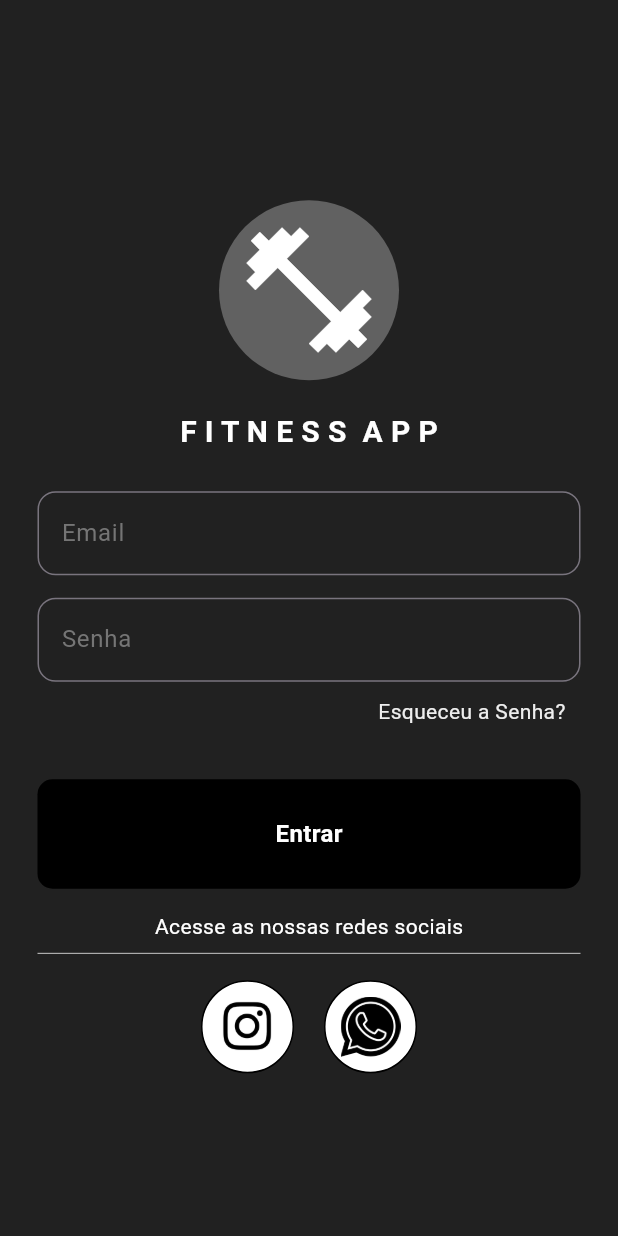
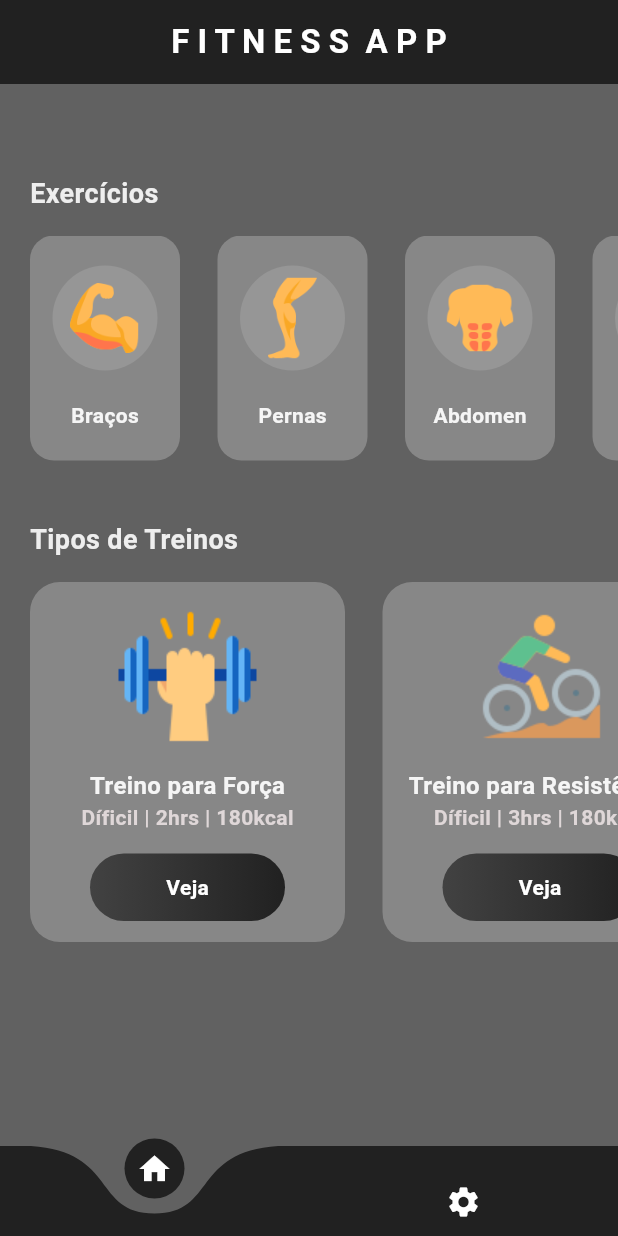
Before and after one commit to DeckDev-RC/Personal-Trainer-App, a Flutter app: the screen it shows after launch, on a phone screen of 412 x 824 dp. Run offline on Flutter 3.47's test engine with Material 3 defaults, Android fonts, the phone set to English and light mode, and no system bars; drawn by our look-alikes of curved_navigation_bar; our stand-ins replace google_fonts.

Commit message:
ciração da home page e da settings page, também criação da home page route controlada pela navbar

```diff
--- a/lib/components/button_login.dart
+++ b/lib/components/button_login.dart
@@ -16,7 +16,7 @@ class ButtonLogin extends StatelessWidget {
       child: Container(
         padding: const EdgeInsets.all(25),
         decoration: BoxDecoration(
-          color: Colors.black,
+          color: Colors.grey[900],
           borderRadius: BorderRadius.circular(10),
         ),
         child: Center(
--- a/lib/components/my_text_field.dart
+++ b/lib/components/my_text_field.dart
@@ -15,11 +15,11 @@ class MyTextField extends StatelessWidget {
   @override
   Widget build(BuildContext context) {
     return TextField(
-        style: TextStyle(color: Colors.grey[500]!),
+        style: TextStyle(color: Colors.grey[900]),
         controller: controller,
         obscureText: obscureText,
         decoration: InputDecoration(
-          hintStyle: TextStyle(color: Colors.grey[600]!),
+          hintStyle: TextStyle(color: Colors.grey[300]!),
           border: OutlineInputBorder(
             borderRadius: BorderRadius.circular(12),
           ),
--- a/lib/components/square_tile.dart
+++ b/lib/components/square_tile.dart
@@ -12,9 +12,9 @@ class SquareTile extends StatelessWidget {
     return Container(
       padding: const EdgeInsets.all(10),
       decoration: BoxDecoration(
-        border: Border.all(color: Colors.black),
+        border: Border.all(color: Colors.grey.shade600, width: 3),
         borderRadius: BorderRadius.circular(50),
-        color: Colors.white,
+        color: Colors.grey.shade200,
       ),
       child: Image.asset(
         imagePath,
--- a/lib/main.dart
+++ b/lib/main.dart
@@ -1,5 +1,7 @@
 import 'package:flutter/material.dart';
+import 'package:workout_app/pages/home_page.dart';
 import 'package:workout_app/pages/login_page.dart';
+import 'package:workout_app/routes/home_page_routes.dart';
 
 void main() {
   runApp(const MyApp());
@@ -12,7 +14,7 @@ class MyApp extends StatelessWidget {
   Widget build(BuildContext context) {
     return const MaterialApp(
       debugShowCheckedModeBanner: false,
-      home: LoginPage(),
+      home: HomePageRoutes(),
     );
   }
 }
--- /dev/null
+++ b/lib/models/category_models.dart
@@ -0,0 +1,51 @@
+import 'package:flutter/material.dart';
+
+class CategoryModel {
+  String name;
+  String iconPath;
+  Color boxColor;
+
+  CategoryModel({
+    required this.name,
+    required this.iconPath,
+    required this.boxColor,
+  });
+
+  static List<CategoryModel> getCategories() {
+    List<CategoryModel> categories = [];
+
+    categories.add(
+      CategoryModel(
+        name: 'Braços',
+        iconPath: 'assets/icons/arm.png',
+        boxColor: Colors.grey.shade300,
+      ),
+    );
+
+    categories.add(
+      CategoryModel(
+        name: 'Pernas',
+        iconPath: 'assets/icons/perna.png',
+        boxColor: Colors.grey.shade300,
+      ),
+    );
+
+    categories.add(
+      CategoryModel(
+        name: 'Abdomen',
+        iconPath: 'assets/icons/abdomen.png',
+        boxColor: Colors.grey.shade300,
+      ),
+    );
+
+    categories.add(
+      CategoryModel(
+        name: 'Costas',
+        iconPath: 'assets/icons/costas.png',
+        boxColor: Colors.grey.shade300,
+      ),
+    );
+
+    return categories;
+  }
+}
--- /dev/null
+++ b/lib/models/trainer_models.dart
@@ -0,0 +1,75 @@
+import 'package:flutter/material.dart';
+
+class TrainerModel {
+  String name;
+  String iconPath;
+  String level;
+  String duration;
+  String calorie;
+  bool viewIsSelected;
+  Color boxColor;
+
+  TrainerModel({
+    required this.name,
+    required this.iconPath,
+    required this.level,
+    required this.duration,
+    required this.calorie,
+    required this.viewIsSelected,
+    required this.boxColor,
+  });
+
+  static List<TrainerModel> getTrainers() {
+    List<TrainerModel> trainers = [];
+
+    trainers.add(
+      TrainerModel(
+        name: 'Treino para Força',
+        iconPath: 'assets/icons/treino_forca.png',
+        level: 'Díficil',
+        duration: '2hrs',
+        calorie: '180kcal',
+        viewIsSelected: true,
+        boxColor: Colors.grey.shade300,
+      ),
+    );
+
+    trainers.add(
+      TrainerModel(
+        name: 'Treino para Resistência',
+        iconPath: 'assets/icons/treino_resistencia.png',
+        level: 'Díficil',
+        duration: '3hrs',
+        calorie: '180kcal',
+        viewIsSelected: true,
+        boxColor: Colors.grey.shade300,
+      ),
+    );
+
+    trainers.add(
+      TrainerModel(
+        name: 'Treino para Velocidade',
+        iconPath: 'assets/icons/treino_cardio.png',
+        level: 'Médio',
+        duration: '2hrs',
+        calorie: '180kcal',
+        viewIsSelected: true,
+        boxColor: Colors.grey.shade300,
+      ),
+    );
+
+    trainers.add(
+      TrainerModel(
+        name: 'Treino para Saúde',
+        iconPath: 'assets/icons/ioga.png',
+        level: 'Fácil',
+        duration: '1hr',
+        calorie: '180kcal',
+        viewIsSelected: true,
+        boxColor: Colors.grey.shade300,
+      ),
+    );
+
+    return trainers;
+  }
+}
--- /dev/null
+++ b/lib/pages/home_page.dart
@@ -0,0 +1,213 @@
+import 'package:flutter/material.dart';
+import 'package:google_fonts/google_fonts.dart';
+import 'package:workout_app/models/category_models.dart';
+import 'package:workout_app/models/trainer_models.dart';
+
+class HomePage extends StatefulWidget {
+  const HomePage({super.key});
+
+  @override
+  State<HomePage> createState() => _HomePageState();
+}
+
+class _HomePageState extends State<HomePage> {
+  List<CategoryModel> categories = [];
+  List<TrainerModel> trainers = [];
+
+  void _getInitialInfo() {
+    categories = CategoryModel.getCategories();
+    trainers = TrainerModel.getTrainers();
+  }
+
+  @override
+  Widget build(BuildContext context) {
+    _getInitialInfo();
+    return Scaffold(
+      backgroundColor: Colors.grey[700],
+      appBar: AppBar(
+        backgroundColor: Colors.grey[900],
+        centerTitle: true,
+        title: Text(
+          'F I T N E S S  A P P',
+          style: GoogleFonts.roboto(
+            color: Colors.white,
+            fontWeight: FontWeight.bold,
+          ),
+        ),
+      ),
+      body: Column(
+        crossAxisAlignment: CrossAxisAlignment.start,
+        children: [
+          const SizedBox(height: 40),
+          _categoriesSection(),
+          const SizedBox(height: 40),
+          _trainersSection(),
+        ],
+      ),
+    );
+  }
+
+  Column _trainersSection() {
+    return Column(
+      crossAxisAlignment: CrossAxisAlignment.start,
+      children: [
+        Padding(
+          padding: const EdgeInsets.only(left: 20),
+          child: Text(
+            'Tipos de Treinos',
+            style: GoogleFonts.roboto(
+              fontWeight: FontWeight.bold,
+              fontSize: 18,
+              color: Colors.grey[200],
+            ),
+          ),
+        ),
+        const SizedBox(height: 15),
+        SizedBox(
+          height: 240,
+          child: ListView.separated(
+            itemBuilder: (context, index) {
+              return Container(
+                width: 210,
+                decoration: BoxDecoration(
+                  color: trainers[index].boxColor.withOpacity(0.3),
+                  borderRadius: BorderRadius.circular(20),
+                ),
+                child: Column(
+                  mainAxisAlignment: MainAxisAlignment.spaceEvenly,
+                  children: [
+                    Image.asset(trainers[index].iconPath),
+                    Column(
+                      children: [
+                        Text(
+                          trainers[index].name,
+                          style: TextStyle(
+                            fontWeight: FontWeight.bold,
+                            color: Colors.grey.shade100,
+                            fontSize: 16,
+                          ),
+                        ),
+                        Text(
+                          '${trainers[index].level} | ${trainers[index].duration} | ${trainers[index].calorie}',
+                          style: const TextStyle(
+                            fontWeight: FontWeight.bold,
+                            color: Color.fromARGB(255, 223, 215, 216),
+                            fontSize: 14,
+                          ),
+                        ),
+                      ],
+                    ),
+                    Container(
+                      height: 45,
+                      width: 130,
+                      decoration: BoxDecoration(
+                        gradient: LinearGradient(
+                          colors: [
+                            trainers[index].viewIsSelected
+                                ? Colors.grey.shade800
+                                : Colors.transparent,
+                            trainers[index].viewIsSelected
+                                ? Colors.grey.shade900
+                                : Colors.transparent,
+                          ],
+                        ),
+                        borderRadius: BorderRadius.circular(50),
+                      ),
+                      child: Center(
+                        child: Text(
+                          'Veja',
+                          style: TextStyle(
+                            color: trainers[index].viewIsSelected
+                                ? Colors.white
+                                : Colors.blue,
+                            fontWeight: FontWeight.w600,
+                            fontSize: 14,
+                          ),
+                        ),
+                      ),
+                    )
+                  ],
+                ),
+              );
+            },
+            separatorBuilder: (context, index) => const SizedBox(width: 25),
+            itemCount: trainers.length,
+            scrollDirection: Axis.horizontal,
+            padding: const EdgeInsets.only(
+              left: 20,
+              right: 20,
+            ),
+          ),
+        )
+      ],
+    );
+  }
+
+  Column _categoriesSection() {
+    return Column(
+      crossAxisAlignment: CrossAxisAlignment.start,
+      children: [
+        const SizedBox(
+          height: 20,
+        ),
+        Padding(
+          padding: const EdgeInsets.only(left: 20),
+          child: Text(
+            'Exercícios',
+            style: GoogleFonts.roboto(
+              fontWeight: FontWeight.bold,
+              fontSize: 18,
+              color: Colors.grey[200],
+            ),
+          ),
+        ),
+        const SizedBox(height: 15),
+        SizedBox(
+          height: 150,
+          child: ListView.separated(
+            itemCount: categories.length,
+            scrollDirection: Axis.horizontal,
+            padding: const EdgeInsets.only(
+              left: 20,
+              right: 20,
+            ),
+            separatorBuilder: (context, index) => const SizedBox(width: 25),
+            itemBuilder: (context, index) {
+              return Container(
+                width: 100,
+                decoration: BoxDecoration(
+                  color: categories[index].boxColor.withOpacity(0.3),
+                  borderRadius: BorderRadius.circular(16),
+                ),
+                child: Column(
+                  mainAxisAlignment: MainAxisAlignment.spaceEvenly,
+                  children: [
+                    Container(
+                      width: 70,
+                      height: 70,
+                      decoration: const BoxDecoration(
+                        color: Colors.white12,
+                        shape: BoxShape.circle,
+                      ),
+                      child: Padding(
+                        padding: const EdgeInsets.all(7.0),
+                        child: Image.asset(categories[index].iconPath),
+                      ),
+                    ),
+                    Text(
+                      categories[index].name,
+                      style: TextStyle(
+                          fontWeight: FontWeight.bold,
+                          color: Colors.grey.shade100,
+                          fontSize: 14),
+                    )
+                  ],
+                ),
+              );
+            },
+          ),
+        )
+      ],
+    );
+  }
+}
--- a/lib/pages/login_page.dart
+++ b/lib/pages/login_page.dart
@@ -17,7 +17,7 @@ class _LoginPageState extends State<LoginPage> {
   @override
   Widget build(BuildContext context) {
     return Scaffold(
-      backgroundColor: Colors.grey[900],
+      backgroundColor: Colors.grey[700],
       body: Padding(
         padding: const EdgeInsets.symmetric(horizontal: 25.0),
         child: SafeArea(
@@ -28,7 +28,7 @@ class _LoginPageState extends State<LoginPage> {
                 children: [
                   const SizedBox(height: 25),
                   CircleAvatar(
-                    backgroundColor: Colors.grey[700],
+                    backgroundColor: Colors.grey[900],
                     radius: 60,
                     child: const Icon(
                       Icons.fitness_center_outlined,
--- /dev/null
+++ b/lib/pages/setting_page.dart
@@ -0,0 +1,52 @@
+import 'package:flutter/material.dart';
+
+class SettingsPage extends StatefulWidget {
+  const SettingsPage({super.key});
+
+  @override
+  State<SettingsPage> createState() => _SettingsPageState();
+}
+
+class _SettingsPageState extends State<SettingsPage> {
+  final emailController = TextEditingController();
+  final passwordController = TextEditingController();
+
+  @override
+  Widget build(BuildContext context) {
+    return Scaffold(
+      backgroundColor: Colors.grey[900],
+      body: Padding(
+        padding: const EdgeInsets.symmetric(horizontal: 25.0),
+        child: SafeArea(
+          child: Center(
+            child: SingleChildScrollView(
+              child: Column(
+                mainAxisAlignment: MainAxisAlignment.center,
+                children: [
+                  const SizedBox(height: 25),
+                  CircleAvatar(
+                    backgroundColor: Colors.grey[700],
+                    radius: 60,
+                    child: const Icon(
+                      Icons.fitness_center_outlined,
+                      size: 100,
+                      color: Colors.white,
+                    ),
+                  ),
+                  const SizedBox(height: 20),
+                  const Text(
+                    'F I T N E S S  A P P',
+                    style: TextStyle(
+                        color: Colors.white,
+                        fontSize: 20,
+                        fontWeight: FontWeight.bold),
+                  ),
+                ],
+              ),
+            ),
+          ),
+        ),
+      ),
+    );
+  }
+}
--- /dev/null
+++ b/lib/routes/home_page_routes.dart
@@ -0,0 +1,72 @@
+import 'package:workout_app/pages/home_page.dart';
+import 'package:curved_navigation_bar/curved_navigation_bar.dart';
+import 'package:flutter/material.dart';
+import 'package:workout_app/pages/setting_page.dart';
+
+class HomePageRoutes extends StatefulWidget {
+  const HomePageRoutes({
+    super.key,
+  });
+
+  @override
+  State<HomePageRoutes> createState() => _HomePageRoutesState();
+}
+
+class _HomePageRoutesState extends State<HomePageRoutes> {
+  int _currentPageIndex = 0;
+  final PageController _currentPageController = PageController(initialPage: 0);
+  Color _navBarBackColor = Colors.grey.shade700;
+
+  @override
+  void initState() {
+    super.initState();
+    _currentPageController.addListener(() {
+      setState(() {
+        _currentPageIndex = _currentPageController.page?.round() ?? 0;
+        _navBarBackColor = _currentPageIndex == 0
+            ? Colors.grey.shade700
+            : Colors.grey.shade900;
+      });
+    });
+  }
+
+  @override
+  Widget build(BuildContext context) {
+    return Scaffold(
+      body: PageView(
+        controller: _currentPageController,
+        onPageChanged: (index) {
+          setState(() {
+            _currentPageIndex = index;
+          });
+        },
+        children: const [
+          HomePage(),
+          SettingsPage(),
+        ],
+      ),
+      bottomNavigationBar: AnimatedContainer(
+        duration: const Duration(milliseconds: 25),
+        color: _navBarBackColor,
+        child: CurvedNavigationBar(
+          index: _currentPageIndex,
+          onTap: (index) {
+            _currentPageController.animateToPage(
+              index,
+              duration: const Duration(milliseconds: 300),
+              curve: Curves.ease,
+            );
+          },
+          items: const [
+            Icon(Icons.home, color: Colors.white),
+            Icon(Icons.settings, color: Colors.white),
+          ],
+          height: 60,
+          backgroundColor: Colors.transparent,
+          color: Colors.grey.shade900,
+          animationDuration: const Duration(milliseconds: 300),
+        ),
+      ),
+    );
+  }
+}
--- a/pubspec.yaml
+++ b/pubspec.yaml
@@ -35,6 +35,8 @@ dependencies:
   # The following adds the Cupertino Icons font to your application.
   # Use with the CupertinoIcons class for iOS style icons.
   cupertino_icons: ^1.0.2
+  google_fonts: ^6.1.0
+  curved_navigation_bar: ^1.0.3
 
 dev_dependencies:
   flutter_test:
@@ -61,6 +63,7 @@ flutter:
   # To add assets to your application, add an assets section, like this:
   assets:
     - assets/images/
+    - assets/icons/
   #   - images/a_dot_ham.jpeg
 
   # An image asset can refer to one or more resolution-specific "variants", see
```
Also changed, not shown: assets/icons/abdomen.png (added), assets/icons/arm.png (added), assets/icons/costas.png (added), assets/icons/ioga.png (added), assets/icons/perna.png (added), assets/icons/treino_cardio.png (added), assets/icons/treino_forca.png (added), assets/icons/treino_resistencia.png (added), pubspec.lock.
